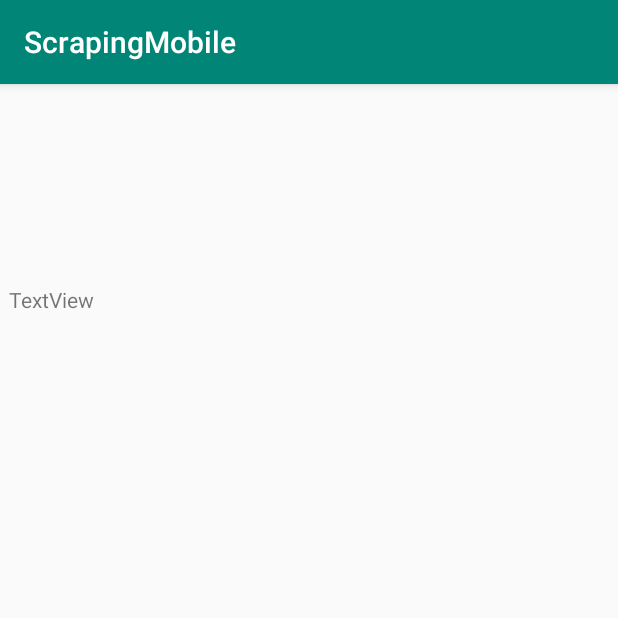
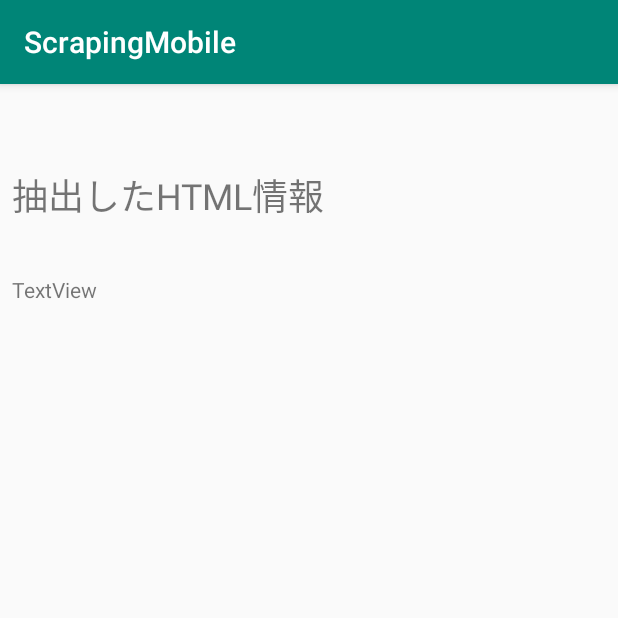
Before and after one commit to Mitsuhiro0911/ScrapingMobile, an Android app: the Result screen opened directly, with no data from a screen before it, on a phone screen of 412 x 824 dp, the top half of it. Run offline under Robolectric (Android 15) with nearby library versions, the phone set to English and light mode, and no system bars; network calls fail.

Commit message:
Resultページに見出しを追加

```diff
--- a/app/src/main/res/layout/activity_result.xml
+++ b/app/src/main/res/layout/activity_result.xml
@@ -12,7 +12,17 @@
             android:layout_height="500dp"
             android:id="@+id/textView" app:layout_constraintEnd_toEndOf="parent" android:layout_marginEnd="8dp"
             android:layout_marginRight="8dp" app:layout_constraintStart_toStartOf="parent"
-            android:layout_marginLeft="8dp" android:layout_marginStart="8dp" android:layout_marginTop="8dp"
-            app:layout_constraintTop_toTopOf="parent" android:layout_marginBottom="8dp"
-            app:layout_constraintBottom_toBottomOf="parent"/>
+            android:layout_marginLeft="8dp" android:layout_marginStart="8dp"
+            android:layout_marginBottom="8dp"
+            app:layout_constraintBottom_toBottomOf="parent" app:layout_constraintTop_toBottomOf="@+id/headline"
+            app:layout_constraintHorizontal_bias="0.0" app:layout_constraintVertical_bias="0.067"
+            android:layout_marginTop="24dp"/>
+    <TextView
+            android:text="抽出したHTML情報"
+            android:layout_width="400dp"
+            android:layout_height="38dp"
+            android:id="@+id/headline" android:layout_marginStart="8dp" app:layout_constraintTop_toTopOf="parent"
+            app:layout_constraintStart_toStartOf="parent" android:layout_marginLeft="8dp"
+            app:layout_constraintEnd_toEndOf="parent" android:layout_marginEnd="8dp" android:layout_marginRight="8dp"
+            android:layout_marginTop="56dp" app:layout_constraintHorizontal_bias="0.0" android:textSize="24sp"/>
 </android.support.constraint.ConstraintLayout>
```
